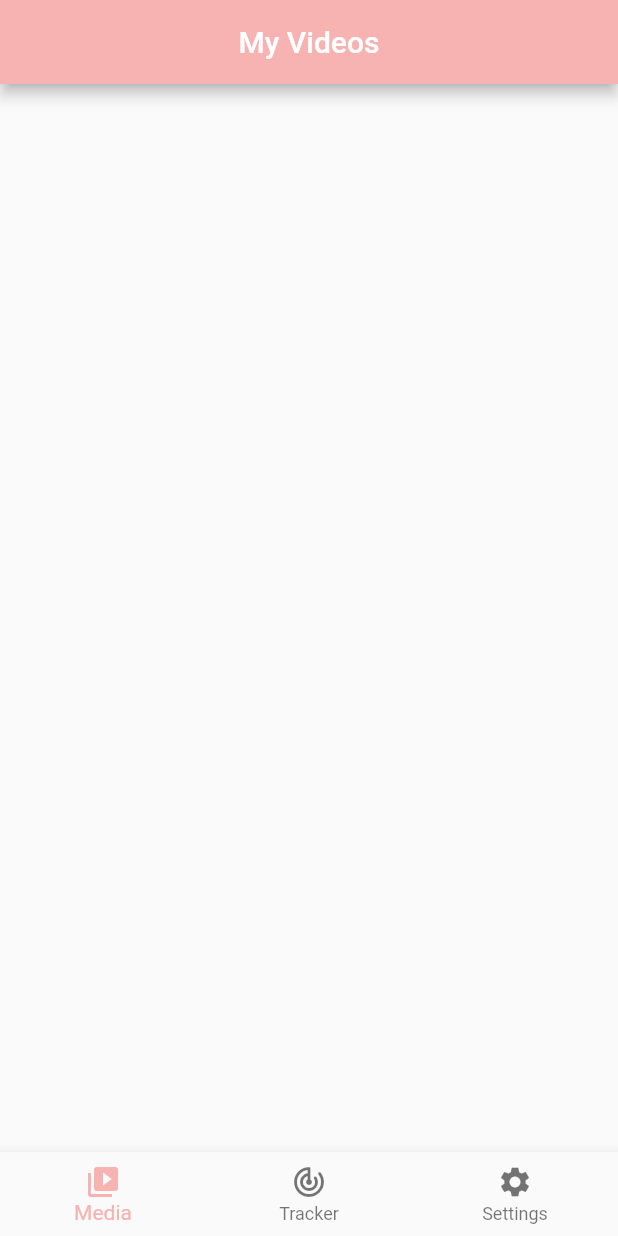
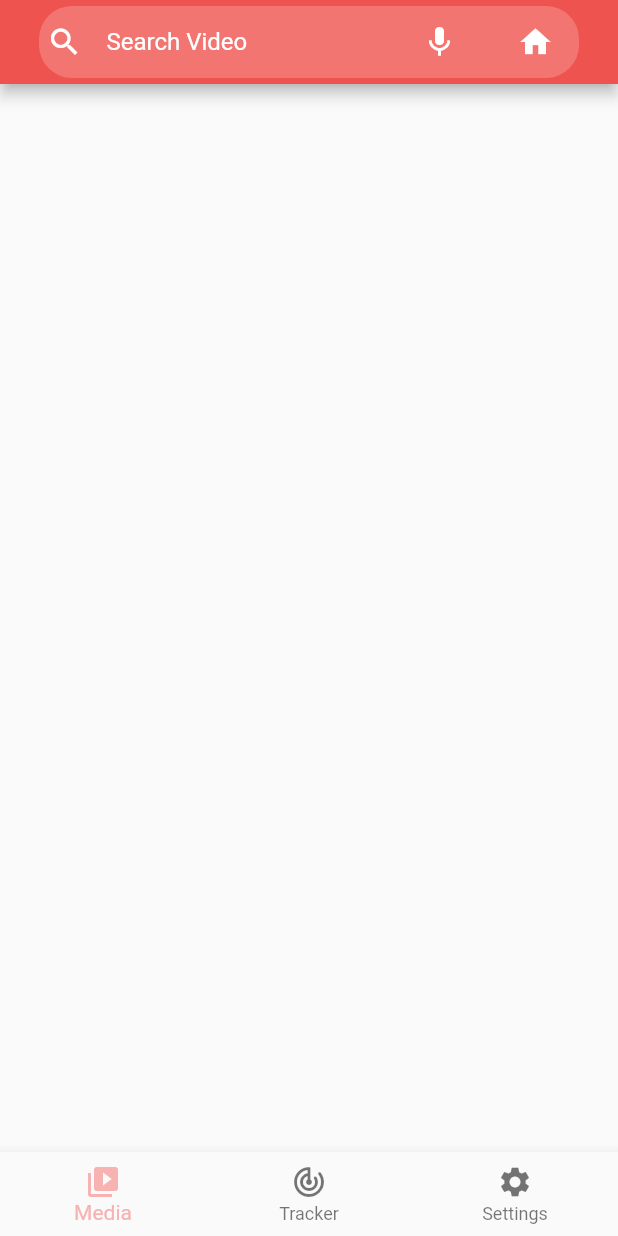
Before and after one commit to TulipProject/tulip_app, a Flutter app: the screen it shows after launch, on a phone screen of 412 x 824 dp. Run offline on Flutter 3.47's test engine with Material 2 defaults, Android fonts, the phone set to English and light mode, and no system bars; our stand-ins replace table_calendar.

Commit message:
media page in progress

```diff
--- a/lib/mediaPage.dart
+++ b/lib/mediaPage.dart
@@ -1,27 +1,163 @@
 import 'package:flutter/material.dart';
-import 'package:tulip_app/mediaButton.dart';
+import 'package:flutter/foundation.dart';
+import 'package:flutter/services.dart';
 
 class mediaPage extends StatelessWidget {
-  final mediaButtons = [
-    'assets/BasicsButton.png',
-    'assets/MentalHealthButton.png'
-  ];
-
-  Widget build(BuildContext) {
-    return Scaffold(
-      appBar: AppBar(
-        title: Text("My Videos"),
-        centerTitle: true,
-        backgroundColor: Color.fromRGBO(247, 178, 178, 1.0),
+  @override
+  Widget build(BuildContext context) {
+    return MaterialApp(
+      title: "My App",
+      debugShowCheckedModeBanner: false,
+      theme: ThemeData(
+        primarySwatch: Colors.teal,
       ),
-
-      /*
-        body: Column(
-          children: <Widget>[
-            mediaButton(mediaButtons[0]),
-            mediaButton(mediaButtons[1])
-          ],
-        )*/
+      home: MainPage(),
     );
   }
 }
+
+class MainPage extends StatefulWidget {
+  const MainPage({Key key}) : super(key: key);
+
+  @override
+  State<MainPage> createState() => _MainPageState();
+}
+
+class _MainPageState extends State<MainPage>
+    with SingleTickerProviderStateMixin {
+  TabController controller;
+  @override
+  void initState() {
+    super.initState();
+    controller = new TabController(vsync: this, length: 4, initialIndex: 0);
+  }
+
+  @override
+  Widget build(BuildContext context) {
+    SystemChrome.setSystemUIOverlayStyle(
+        SystemUiOverlayStyle.dark.copyWith(statusBarColor: Colors.red[400]));
+    return Scaffold(
+      appBar: AppBar(
+        backgroundColor: Colors.red[400],
+        title: Container(
+          margin: EdgeInsets.symmetric(horizontal: 10.0, vertical: 8.0),
+          decoration: BoxDecoration(
+            color: Color.fromARGB(50, 255, 255, 255),
+            borderRadius: BorderRadius.all(Radius.circular(22.0)),
+          ),
+          child: Row(
+            crossAxisAlignment: CrossAxisAlignment.start,
+            children: <Widget>[
+              Expanded(
+                flex: 1,
+                child: Container(
+                  padding: EdgeInsets.symmetric(horizontal: 5.0),
+                  child: TextFormField(
+                    decoration: InputDecoration(
+                      border: InputBorder.none,
+                      hintText: "Search Video",
+                      hintStyle: TextStyle(color: Colors.white),
+                      icon: Icon(Icons.search, color: Colors.white),
+                    ),
+                  ),
+                ),
+              ),
+              Expanded(
+                flex: 0,
+                child: Container(
+                  padding: EdgeInsets.symmetric(horizontal: 5.0),
+                  child: Row(
+                    children: <Widget>[
+                      IconButton(
+                        onPressed: () {},
+                        icon: Icon(Icons.mic, color: Colors.white),
+                      ),
+                      VerticalDivider(color: Colors.white),
+                      IconButton(
+                        onPressed: () {
+                          Navigator.push(
+                            context,
+                            MaterialPageRoute(
+                                builder: (context) => const HomePage()),
+                          );
+                        },
+                        icon: Icon(Icons.home, color: Colors.white),
+                      ),
+                    ],
+                  ),
+                ),
+              ),
+            ],
+          ),
+        ),
+      ),
+    );
+  }
+
+  @override
+  void debugFillProperties(DiagnosticPropertiesBuilder properties) {
+    super.debugFillProperties(properties);
+    properties
+        .add(DiagnosticsProperty<TabController>('controller', controller));
+  }
+}
+
+class HomePage extends StatefulWidget {
+  const HomePage({Key key}) : super(key: key);
+
+  @override
+  State<HomePage> createState() => _HomePageState();
+}
+
+class _HomePageState extends State<HomePage> {
+  List data = ["One", "Two", "Three", "Four"];
+  @override
+  Widget build(BuildContext context) {
+    return Scaffold(
+      body: Container(
+        child: Column(
+          children: [
+            SizedBox(
+              height: 70,
+            ),
+            SizedBox(
+              height: 200,
+              child: ListView.builder(
+                itemCount: 10,
+                scrollDirection: Axis.horizontal,
+                itemBuilder: (context, index) => Container(
+                  height: 100,
+                  width: 100,
+                  margin: EdgeInsets.all(10),
+                  child: Center(
+                    child: Text("Card $index"),
+                  ),
+                  color: Colors.pinkAccent[200],
+                ),
+              ),
+            ),
+            SizedBox(
+              height: 200,
+            ),
+            SizedBox(
+              height: 200,
+              child: ListView.builder(
+                itemCount: 10,
+                scrollDirection: Axis.horizontal,
+                itemBuilder: (context, index) => Container(
+                  height: 100,
+                  width: 100,
+                  margin: EdgeInsets.all(10),
+                  child: Center(
+                    child: Text("Card $index"),
+                  ),
+                  color: Colors.pinkAccent[200],
+                ),
+              ),
+            )
+          ],
+        ),
+      ),
+    );
+  }
+}
```
